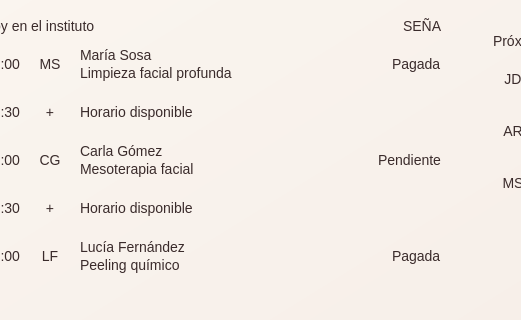
The window that frontend/gestion/ventanagestion.ui (sant1jmnz/Proyect-berea) describes before a commit, drawn with Qt 5; both pictures show x 289 to 810 and y 209 to 529 of the 1120 by 700 pixel window.
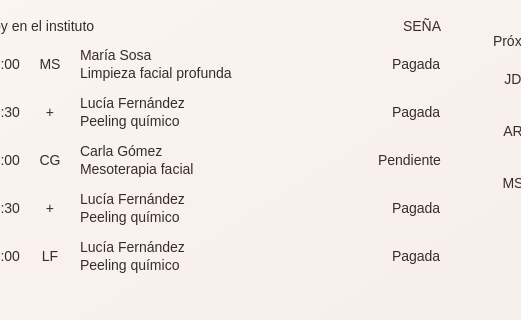
The same window after the commit. Icons and pictures are not drawn. Custom widgets are drawn as their Qt base class.

Commit message: Inicio de Gestión: mostrar turnos reales de la base en vez de datos fijos

```diff
--- a/frontend/gestion/ventanagestion.ui
+++ b/frontend/gestion/ventanagestion.ui
@@ -819,14 +819,31 @@
                    </widget>
                   </item>
                   <item>
+                   <layout class="QVBoxLayout" name="layoutFilaTxt2">
+                    <property name="spacing">
+                     <number>0</number>
+                    </property>
+                    <item>
                    <widget class="QLabel" name="lblNombre2">
                     <property name="text">
-                     <string>Horario disponible</string>
+                       <string>Lucía Fernández</string>
                     </property>
                     <property name="rol" stdset="0">
-                     <string notr="true">apagado</string>
-                    </property>
-                   </widget>
+                       <string notr="true">valor</string>
+                      </property>
+                     </widget>
+                    </item>
+                    <item>
+                     <widget class="QLabel" name="lblDetalle2">
+                      <property name="text">
+                       <string>Peeling químico</string>
+                      </property>
+                      <property name="rol" stdset="0">
+                       <string notr="true">nota</string>
+                      </property>
+                     </widget>
+                    </item>
+                   </layout>
                   </item>
                   <item>
                    <spacer name="espacioFila2">
@@ -841,6 +858,22 @@
                     </property>
                    </spacer>
                   </item>
+                  <item>
+                   <widget class="QLabel" name="lblSenaFila2">
+                    <property name="text">
+                     <string>Pagada</string>
+                    </property>
+                    <property name="maximumSize">
+                     <size>
+                      <width>16777215</width>
+                      <height>24</height>
+                     </size>
+                    </property>
+                    <property name="etiqueta" stdset="0">
+                     <string notr="true">ok</string>
+                    </property>
+                   </widget>
+                  </item>
                  </layout>
                 </widget>
                </item>
@@ -1016,14 +1049,31 @@
                    </widget>
                   </item>
                   <item>
+                   <layout class="QVBoxLayout" name="layoutFilaTxt4">
+                    <property name="spacing">
+                     <number>0</number>
+                    </property>
+                    <item>
                    <widget class="QLabel" name="lblNombre4">
                     <property name="text">
-                     <string>Horario disponible</string>
+                       <string>Lucía Fernández</string>
                     </property>
                     <property name="rol" stdset="0">
-                     <string notr="true">apagado</string>
-                    </property>
-                   </widget>
+                       <string notr="true">valor</string>
+                      </property>
+                     </widget>
+                    </item>
+                    <item>
+                     <widget class="QLabel" name="lblDetalle4">
+                      <property name="text">
+                       <string>Peeling químico</string>
+                      </property>
+                      <property name="rol" stdset="0">
+                       <string notr="true">nota</string>
+                      </property>
+                     </widget>
+                    </item>
+                   </layout>
                   </item>
                   <item>
                    <spacer name="espacioFila4">
@@ -1038,6 +1088,22 @@
                     </property>
                    </spacer>
                   </item>
+                  <item>
+                   <widget class="QLabel" name="lblSenaFila4">
+                    <property name="text">
+                     <string>Pagada</string>
+                    </property>
+                    <property name="maximumSize">
+                     <size>
+                      <width>16777215</width>
+                      <height>24</height>
+                     </size>
+                    </property>
+                    <property name="etiqueta" stdset="0">
+                     <string notr="true">ok</string>
+                    </property>
+                   </widget>
+                  </item>
                  </layout>
                 </widget>
                </item>
```
Lines whose indentation alone changed are shown as unchanged. The commit also changes 2 other files.
